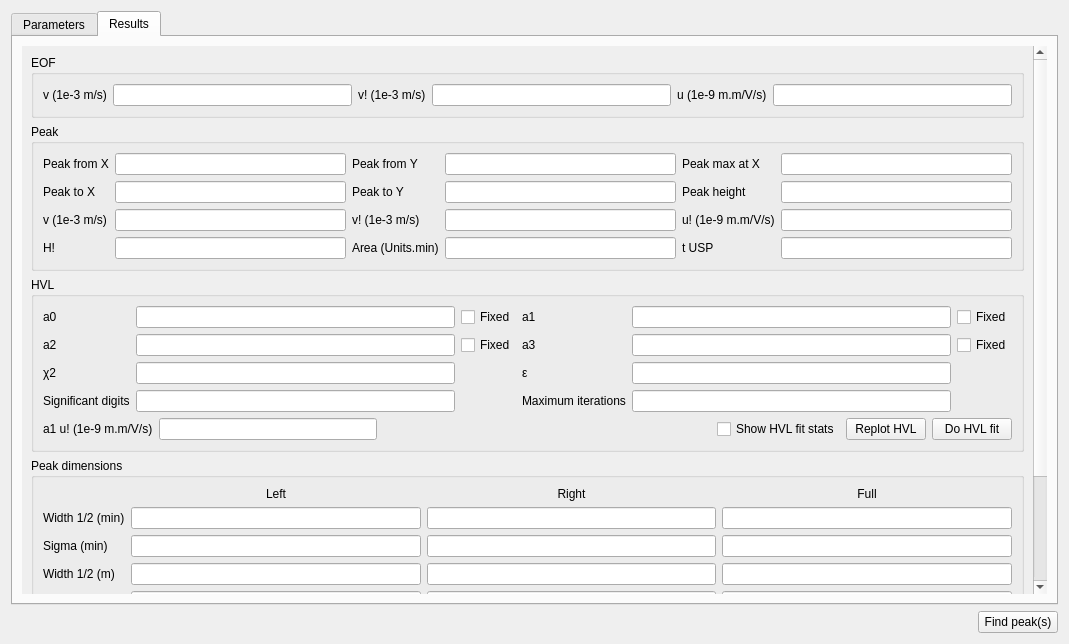
First picture: the form in src/gui/evaluationwidget.ui, repository echmet/CEval, before the edit.
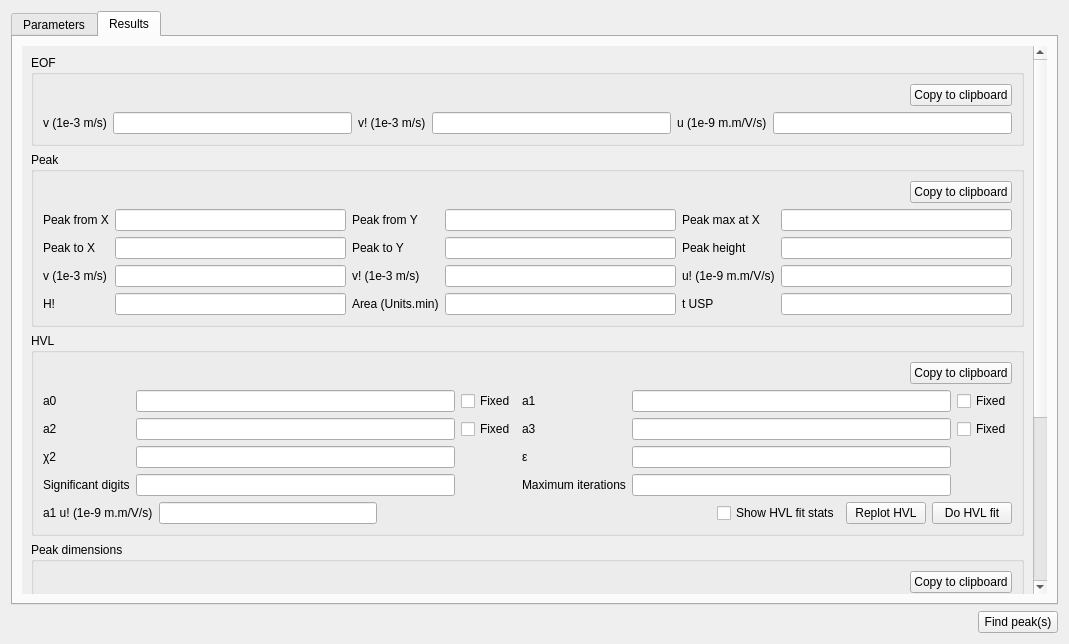
Second picture: the form after the edit. Custom widgets are drawn as their Qt base class.

Commit message: Add options to copy peak evaluation results to clipboard as CSV data

What changed in the file:
```diff
--- a/src/gui/evaluationwidget.ui
+++ b/src/gui/evaluationwidget.ui
@@ -501,8 +501,8 @@
            <rect>
             <x>0</x>
             <y>0</y>
-            <width>1010</width>
-            <height>644</height>
+            <width>1017</width>
+            <height>1038</height>
            </rect>
           </property>
           <property name="sizePolicy">
@@ -524,6 +524,30 @@
               <string>EOF</string>
              </property>
              <layout class="QVBoxLayout" name="verticalLayout_10">
+              <item>
+               <layout class="QHBoxLayout" name="horizontalLayout_2">
+                <item>
+                 <spacer name="horizontalSpacer">
+                  <property name="orientation">
+                   <enum>Qt::Horizontal</enum>
+                  </property>
+                  <property name="sizeHint" stdset="0">
+                   <size>
+                    <width>40</width>
+                    <height>20</height>
+                   </size>
+                  </property>
+                 </spacer>
+                </item>
+                <item>
+                 <widget class="QPushButton" name="qpb_ctcEOF">
+                  <property name="text">
+                   <string>Copy to clipboard</string>
+                  </property>
+                 </widget>
+                </item>
+               </layout>
+              </item>
               <item>
                <layout class="QGridLayout" name="gridLayout_3">
                 <item row="0" column="2">
@@ -603,6 +627,30 @@
               <string>Peak</string>
              </property>
              <layout class="QVBoxLayout" name="verticalLayout_11">
+              <item>
+               <layout class="QHBoxLayout" name="horizontalLayout_8">
+                <item>
+                 <spacer name="horizontalSpacer_7">
+                  <property name="orientation">
+                   <enum>Qt::Horizontal</enum>
+                  </property>
+                  <property name="sizeHint" stdset="0">
+                   <size>
+                    <width>40</width>
+                    <height>20</height>
+                   </size>
+                  </property>
+                 </spacer>
+                </item>
+                <item>
+                 <widget class="QPushButton" name="qpb_ctcPeak">
+                  <property name="text">
+                   <string>Copy to clipboard</string>
+                  </property>
+                 </widget>
+                </item>
+               </layout>
+              </item>
               <item>
                <layout class="QGridLayout" name="gridLayout_4">
                 <item row="2" column="2">
@@ -859,6 +907,30 @@
               <string>HVL</string>
              </property>
              <layout class="QVBoxLayout" name="verticalLayout_12">
+              <item>
+               <layout class="QHBoxLayout" name="horizontalLayout_6">
+                <item>
+                 <spacer name="horizontalSpacer_2">
+                  <property name="orientation">
+                   <enum>Qt::Horizontal</enum>
+                  </property>
+                  <property name="sizeHint" stdset="0">
+                   <size>
+                    <width>40</width>
+                    <height>20</height>
+                   </size>
+                  </property>
+                 </spacer>
+                </item>
+                <item>
+                 <widget class="QPushButton" name="qpb_ctcHVL">
+                  <property name="text">
+                   <string>Copy to clipboard</string>
+                  </property>
+                 </widget>
+                </item>
+               </layout>
+              </item>
               <item>
                <layout class="QGridLayout" name="gridLayout_9">
                 <item row="3" column="5">
@@ -1097,6 +1169,30 @@
               <string>Peak dimensions</string>
              </property>
              <layout class="QVBoxLayout" name="verticalLayout_3">
+              <item>
+               <layout class="QHBoxLayout" name="horizontalLayout_9">
+                <item>
+                 <spacer name="horizontalSpacer_8">
+                  <property name="orientation">
+                   <enum>Qt::Horizontal</enum>
+                  </property>
+                  <property name="sizeHint" stdset="0">
+                   <size>
+                    <width>40</width>
+                    <height>20</height>
+                   </size>
+                  </property>
+                 </spacer>
+                </item>
+                <item>
+                 <widget class="QPushButton" name="qpb_ctcPeakDims">
+                  <property name="text">
+                   <string>Copy to clipboard</string>
+                  </property>
+                 </widget>
+                </item>
+               </layout>
+              </item>
               <item>
                <layout class="QGridLayout" name="gridLayout_5">
                 <item row="0" column="1">
```
Left out of the diff: 4 changed lines with no effect on the pictures. The commit also changes 6 other files.
